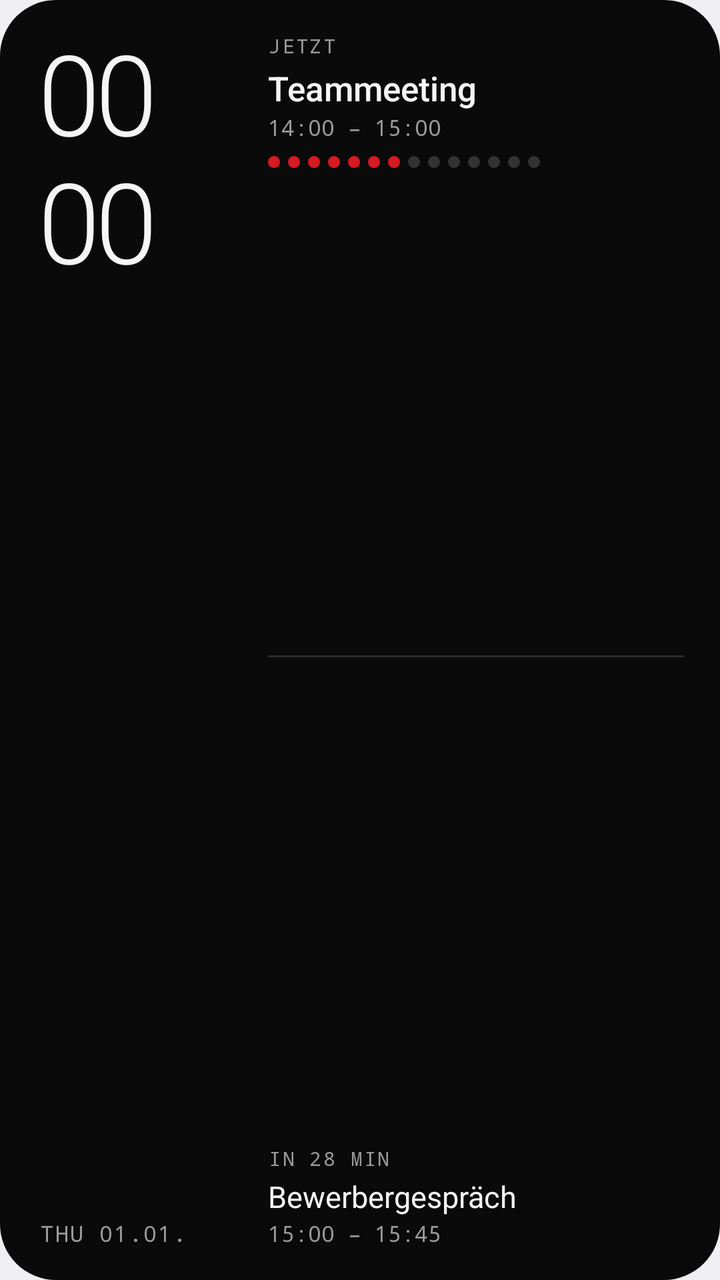
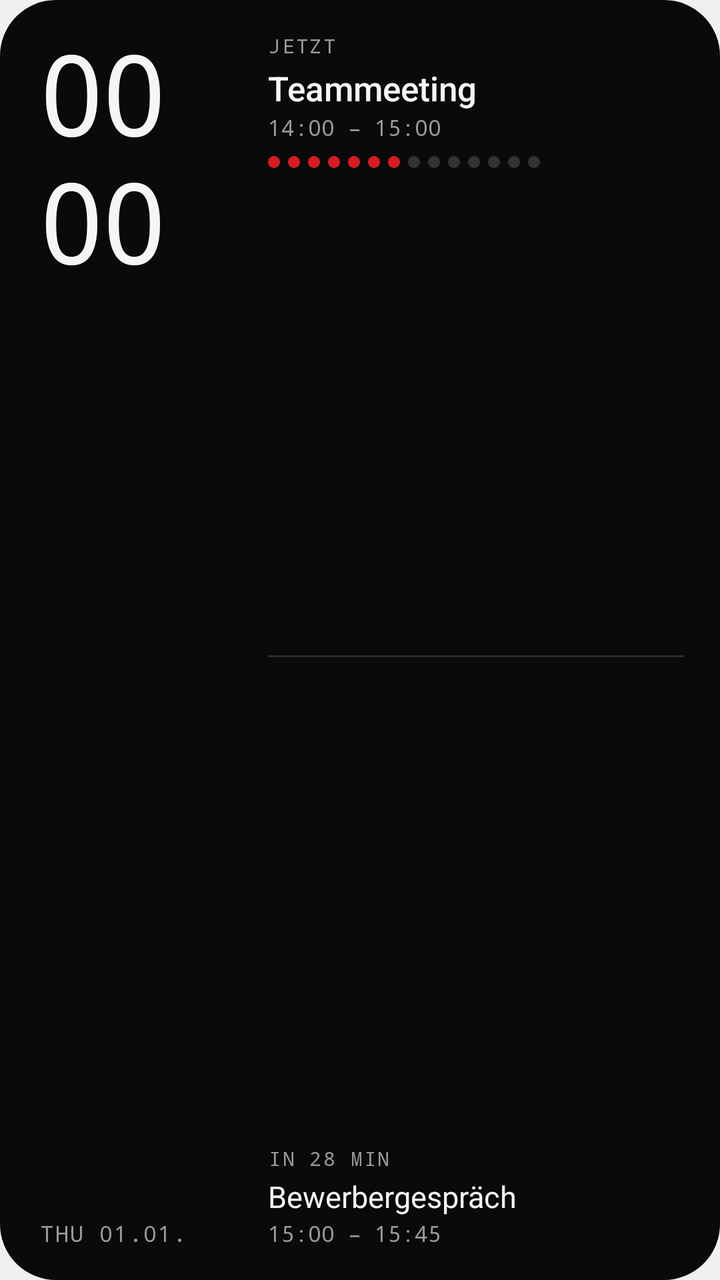

Screens rendered from an Android XML layout before and after an edit, with the pre-edit source and the edit as a unified diff.
<!-- AndroidManifest.xml: application theme android:Theme.DeviceDefault.DayNight -->
<!-- res/layout/widget_now_next.xml -->
<?xml version="1.0" encoding="utf-8"?>
<FrameLayout xmlns:android="http://schemas.android.com/apk/res/android"
    android:id="@android:id/background"
    android:layout_width="match_parent"
    android:layout_height="match_parent">

    <ImageView
        android:id="@+id/bg_fill"
        android:layout_width="match_parent"
        android:layout_height="match_parent"
        android:importantForAccessibility="no"
        android:scaleType="fitXY"
        android:src="@drawable/widget_shape"
        android:tint="@color/mono_bg_solid" />

    <ImageView
        android:id="@+id/bg_stroke"
        android:layout_width="match_parent"
        android:layout_height="match_parent"
        android:importantForAccessibility="no"
        android:scaleType="fitXY"
        android:src="@drawable/widget_stroke"
        android:visibility="gone" />

    <LinearLayout
        android:layout_width="match_parent"
        android:layout_height="match_parent"
        android:orientation="horizontal"
        android:paddingStart="20dp"
        android:paddingTop="16dp"
        android:paddingEnd="18dp"
        android:paddingBottom="16dp">

        
        <LinearLayout
            android:layout_width="wrap_content"
            android:layout_height="match_parent"
            android:minWidth="96dp"
            android:orientation="vertical">

            
            <LinearLayout
                android:layout_width="wrap_content"
                android:layout_height="wrap_content"
                android:gravity="end"
                android:orientation="vertical">

                <TextClock
                    android:id="@+id/clock_hour"
                    android:layout_width="wrap_content"
                    android:layout_height="wrap_content"
                    android:fontFamily="sans-serif-light"
                    android:fontFeatureSettings="tnum"
                    android:format12Hour="HH"
                    android:format24Hour="HH"
                    android:includeFontPadding="false"
                    android:letterSpacing="-0.04"
                    android:textColor="@color/mono_text"
                    android:textSize="56sp" />

                <TextClock
                    android:id="@+id/clock_minute"
                    android:layout_width="wrap_content"
                    android:layout_height="wrap_content"
                    android:layout_marginTop="-2dp"
                    android:fontFamily="sans-serif-light"
                    android:fontFeatureSettings="tnum"
                    android:format12Hour="mm"
                    android:format24Hour="mm"
                    android:includeFontPadding="false"
                    android:letterSpacing="-0.04"
                    android:textColor="@color/mono_text"
                    android:textSize="56sp" />
            </LinearLayout>

            <FrameLayout
                android:layout_width="match_parent"
                android:layout_height="0dp"
                android:layout_weight="1" />

            <TextClock
                android:id="@+id/date"
                android:layout_width="wrap_content"
                android:layout_height="wrap_content"
                android:fontFamily="monospace"
                android:format12Hour="EEE dd.MM."
                android:format24Hour="EEE dd.MM."
                android:letterSpacing="0.06"
                android:textAllCaps="true"
                android:textColor="@color/mono_muted_solid"
                android:textSize="11sp" />
        </LinearLayout>

        
        <LinearLayout
            android:layout_width="0dp"
            android:layout_height="match_parent"
            android:layout_marginStart="18dp"
            android:layout_weight="1"
            android:orientation="vertical">

            
            <LinearLayout
                android:id="@+id/allday_row"
                android:layout_width="match_parent"
                android:layout_height="wrap_content"
                android:layout_marginBottom="6dp"
                android:gravity="center_vertical"
                android:orientation="horizontal"
                android:visibility="gone">

                <ImageView
                    android:id="@+id/allday_ring"
                    android:layout_width="7dp"
                    android:layout_height="7dp"
                    android:importantForAccessibility="no"
                    android:src="@drawable/ring"
                    android:tint="@color/mono_muted_solid" />

                <TextView
                    android:id="@+id/allday_title"
                    android:layout_width="0dp"
                    android:layout_height="wrap_content"
                    android:layout_marginStart="7dp"
                    android:layout_weight="1"
                    android:ellipsize="end"
                    android:maxLines="1"
                    android:text="Urlaub"
                    android:textColor="@color/mono_text"
                    android:textSize="13sp" />

                <TextView
                    android:id="@+id/allday_count"
                    android:layout_width="wrap_content"
                    android:layout_height="wrap_content"
                    android:layout_marginStart="6dp"
                    android:fontFamily="monospace"
                    android:maxLines="1"
                    android:text="+1"
                    android:textColor="@color/mono_muted_solid"
                    android:textSize="10sp"
                    android:visibility="gone" />
            </LinearLayout>

            <LinearLayout
                android:id="@+id/now_block"
                android:layout_width="match_parent"
                android:layout_height="wrap_content"
                android:orientation="vertical">

                <TextView
                    android:id="@+id/now_label"
                    android:layout_width="wrap_content"
                    android:layout_height="wrap_content"
                    android:fontFamily="monospace"
                    android:letterSpacing="0.08"
                    android:maxLines="1"
                    android:text="JETZT"
                    android:textColor="@color/mono_muted_solid"
                    android:textSize="10sp" />

                <TextView
                    android:id="@+id/now_title"
                    android:layout_width="match_parent"
                    android:layout_height="wrap_content"
                    android:layout_marginTop="3dp"
                    android:ellipsize="end"
                    android:fontFamily="sans-serif-medium"
                    android:maxLines="1"
                    android:text="Teammeeting"
                    android:textColor="@color/mono_text"
                    android:textSize="17sp" />

                <TextView
                    android:id="@+id/now_time"
                    android:layout_width="wrap_content"
                    android:layout_height="wrap_content"
                    android:layout_marginTop="1dp"
                    android:fontFamily="monospace"
                    android:maxLines="1"
                    android:text="14:00 – 15:00"
                    android:textColor="@color/mono_muted_solid"
                    android:textSize="11sp" />

                <LinearLayout
                    android:id="@+id/dots"
                    android:layout_width="wrap_content"
                    android:layout_height="wrap_content"
                    android:layout_marginTop="7dp"
                    android:orientation="horizontal">
                <ImageView
                    android:id="@+id/dot_0"
                    android:layout_width="6dp"
                    android:layout_height="6dp"
                    android:layout_marginEnd="4dp"
                    android:importantForAccessibility="no"
                    android:src="@drawable/dot"
                    android:tint="@color/mono_accent" />
                <ImageView
                    android:id="@+id/dot_1"
                    android:layout_width="6dp"
                    android:layout_height="6dp"
                    android:layout_marginEnd="4dp"
                    android:importantForAccessibility="no"
                    android:src="@drawable/dot"
                    android:tint="@color/mono_accent" />
                <ImageView
                    android:id="@+id/dot_2"
                    android:layout_width="6dp"
                    android:layout_height="6dp"
                    android:layout_marginEnd="4dp"
                    android:importantForAccessibility="no"
                    android:src="@drawable/dot"
                    android:tint="@color/mono_accent" />
                <ImageView
                    android:id="@+id/dot_3"
                    android:layout_width="6dp"
                    android:layout_height="6dp"
                    android:layout_marginEnd="4dp"
                    android:importantForAccessibility="no"
                    android:src="@drawable/dot"
                    android:tint="@color/mono_accent" />
                <ImageView
                    android:id="@+id/dot_4"
                    android:layout_width="6dp"
                    android:layout_height="6dp"
                    android:layout_marginEnd="4dp"
                    android:importantForAccessibility="no"
                    android:src="@drawable/dot"
                    android:tint="@color/mono_accent" />
                <ImageView
                    android:id="@+id/dot_5"
                    android:layout_width="6dp"
                    android:layout_height="6dp"
                    android:layout_marginEnd="4dp"
                    android:importantForAccessibility="no"
                    android:src="@drawable/dot"
                    android:tint="@color/mono_accent" />
                <ImageView
                    android:id="@+id/dot_6"
                    android:layout_width="6dp"
                    android:layout_height="6dp"
                    android:layout_marginEnd="4dp"
                    android:importantForAccessibility="no"
                    android:src="@drawable/dot"
                    android:tint="@color/mono_accent" />
                <ImageView
                    android:id="@+id/dot_7"
                    android:layout_width="6dp"
                    android:layout_height="6dp"
                    android:layout_marginEnd="4dp"
                    android:importantForAccessibility="no"
                    android:src="@drawable/dot"
                    android:tint="@color/mono_dot_off_solid" />
                <ImageView
                    android:id="@+id/dot_8"
                    android:layout_width="6dp"
                    android:layout_height="6dp"
                    android:layout_marginEnd="4dp"
                    android:importantForAccessibility="no"
                    android:src="@drawable/dot"
                    android:tint="@color/mono_dot_off_solid" />
                <ImageView
                    android:id="@+id/dot_9"
                    android:layout_width="6dp"
                    android:layout_height="6dp"
                    android:layout_marginEnd="4dp"
                    android:importantForAccessibility="no"
                    android:src="@drawable/dot"
                    android:tint="@color/mono_dot_off_solid" />
                <ImageView
                    android:id="@+id/dot_10"
                    android:layout_width="6dp"
                    android:layout_height="6dp"
                    android:layout_marginEnd="4dp"
                    android:importantForAccessibility="no"
                    android:src="@drawable/dot"
                    android:tint="@color/mono_dot_off_solid" />
                <ImageView
                    android:id="@+id/dot_11"
                    android:layout_width="6dp"
                    android:layout_height="6dp"
                    android:layout_marginEnd="4dp"
                    android:importantForAccessibility="no"
                    android:src="@drawable/dot"
                    android:tint="@color/mono_dot_off_solid" />
                <ImageView
                    android:id="@+id/dot_12"
                    android:layout_width="6dp"
                    android:layout_height="6dp"
                    android:layout_marginEnd="4dp"
                    android:importantForAccessibility="no"
                    android:src="@drawable/dot"
                    android:tint="@color/mono_dot_off_solid" />
                <ImageView
                    android:id="@+id/dot_13"
                    android:layout_width="6dp"
                    android:layout_height="6dp"
                    android:importantForAccessibility="no"
                    android:src="@drawable/dot"
                    android:tint="@color/mono_dot_off_solid" />
                </LinearLayout>
            </LinearLayout>

            <FrameLayout
                android:layout_width="match_parent"
                android:layout_height="0dp"
                android:layout_weight="1" />

            <ImageView
                android:id="@+id/divider"
                android:layout_width="match_parent"
                android:layout_height="1dp"
                android:importantForAccessibility="no"
                android:scaleType="fitXY"
                android:src="@drawable/line"
                android:tint="@color/mono_line_solid" />

            <FrameLayout
                android:layout_width="match_parent"
                android:layout_height="0dp"
                android:layout_weight="1" />

            <LinearLayout
                android:id="@+id/next_block"
                android:layout_width="match_parent"
                android:layout_height="wrap_content"
                android:orientation="vertical">

                <TextView
                    android:id="@+id/next_label"
                    android:layout_width="match_parent"
                    android:layout_height="wrap_content"
                    android:ellipsize="end"
                    android:fontFamily="monospace"
                    android:letterSpacing="0.08"
                    android:maxLines="1"
                    android:text="IN 28 MIN"
                    android:textColor="@color/mono_muted_solid"
                    android:textSize="10sp" />

                <TextView
                    android:id="@+id/next_title"
                    android:layout_width="match_parent"
                    android:layout_height="wrap_content"
                    android:layout_marginTop="2dp"
                    android:ellipsize="end"
                    android:maxLines="1"
                    android:text="Bewerbergespräch"
                    android:textColor="@color/mono_text"
                    android:textSize="15sp" />

                <TextView
                    android:id="@+id/next_time"
                    android:layout_width="match_parent"
                    android:layout_height="wrap_content"
                    android:layout_marginTop="1dp"
                    android:ellipsize="end"
                    android:fontFamily="monospace"
                    android:maxLines="1"
                    android:text="15:00 – 15:45"
                    android:textColor="@color/mono_muted_solid"
                    android:textSize="11sp" />
            </LinearLayout>
        </LinearLayout>
    </LinearLayout>
</FrameLayout>
<!-- resources referenced by this layout -->
<resources>
  <color name="mono_accent">#FFD71921</color>
  <color name="mono_bg_solid">#FF0A0A0A</color>
  <color name="mono_dot_off_solid">#FF333333</color>
  <color name="mono_line_solid">#FF2A2A2A</color>
  <color name="mono_muted_solid">#FF9A9A9A</color>
  <color name="mono_text">#FFF5F5F5</color>
  <!-- drawable dot (drawable) -->
  <?xml version="1.0" encoding="utf-8"?>
  <shape xmlns:android="http://schemas.android.com/apk/res/android"
      android:shape="oval">
      <solid android:color="#FFFFFFFF" />
      <size
          android:width="6dp"
          android:height="6dp" />
  </shape>
  <!-- drawable line (drawable) -->
  <?xml version="1.0" encoding="utf-8"?>
  <shape xmlns:android="http://schemas.android.com/apk/res/android"
      android:shape="rectangle">
      <solid android:color="#FFFFFFFF" />
  </shape>
  <!-- drawable ring (drawable) -->
  <?xml version="1.0" encoding="utf-8"?>
  <shape xmlns:android="http://schemas.android.com/apk/res/android"
      android:shape="oval">
      <solid android:color="#00000000" />
      <stroke
          android:width="1.5dp"
          android:color="#FFFFFFFF" />
      <size
          android:width="7dp"
          android:height="7dp" />
  </shape>
  <!-- drawable widget_shape (drawable) -->
  <?xml version="1.0" encoding="utf-8"?>
  <shape xmlns:android="http://schemas.android.com/apk/res/android"
      android:shape="rectangle">
      <solid android:color="#FFFFFFFF" />
      <corners android:radius="@android:dimen/system_app_widget_background_radius" />
  </shape>
  <!-- drawable widget_stroke (drawable) -->
  <?xml version="1.0" encoding="utf-8"?>
  <shape xmlns:android="http://schemas.android.com/apk/res/android"
      android:shape="rectangle">
      <solid android:color="#00000000" />
      <stroke
          android:width="1dp"
          android:color="#29FFFFFF" />
      <corners android:radius="@android:dimen/system_app_widget_background_radius" />
  </shape>
</resources>

<!-- the commit's change to res/layout/widget_now_next.xml (unified diff, before → after) -->
@@ -49,7 +49,7 @@
                     android:id="@+id/clock_hour"
                     android:layout_width="wrap_content"
                     android:layout_height="wrap_content"
-                    android:fontFamily="sans-serif-light"
+                    android:fontFamily="monospace"
                     android:fontFeatureSettings="tnum"
                     android:format12Hour="HH"
                     android:format24Hour="HH"
@@ -63,7 +63,7 @@
                     android:layout_width="wrap_content"
                     android:layout_height="wrap_content"
                     android:layout_marginTop="-2dp"
-                    android:fontFamily="sans-serif-light"
+                    android:fontFamily="monospace"
                     android:fontFeatureSettings="tnum"
                     android:format12Hour="mm"
                     android:format24Hour="mm"
